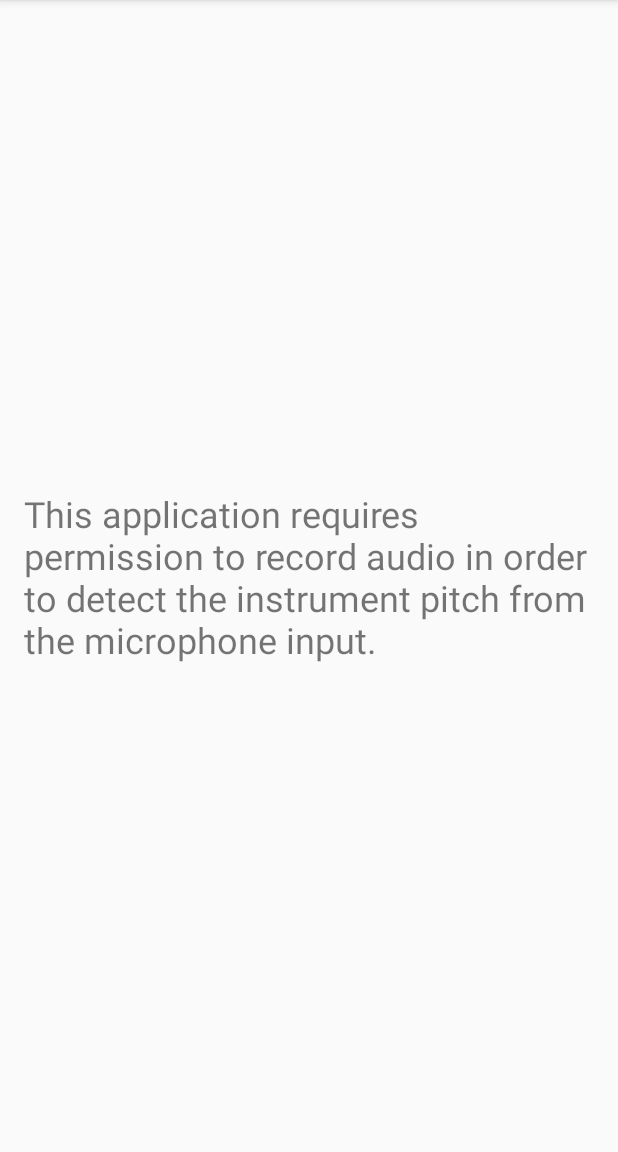
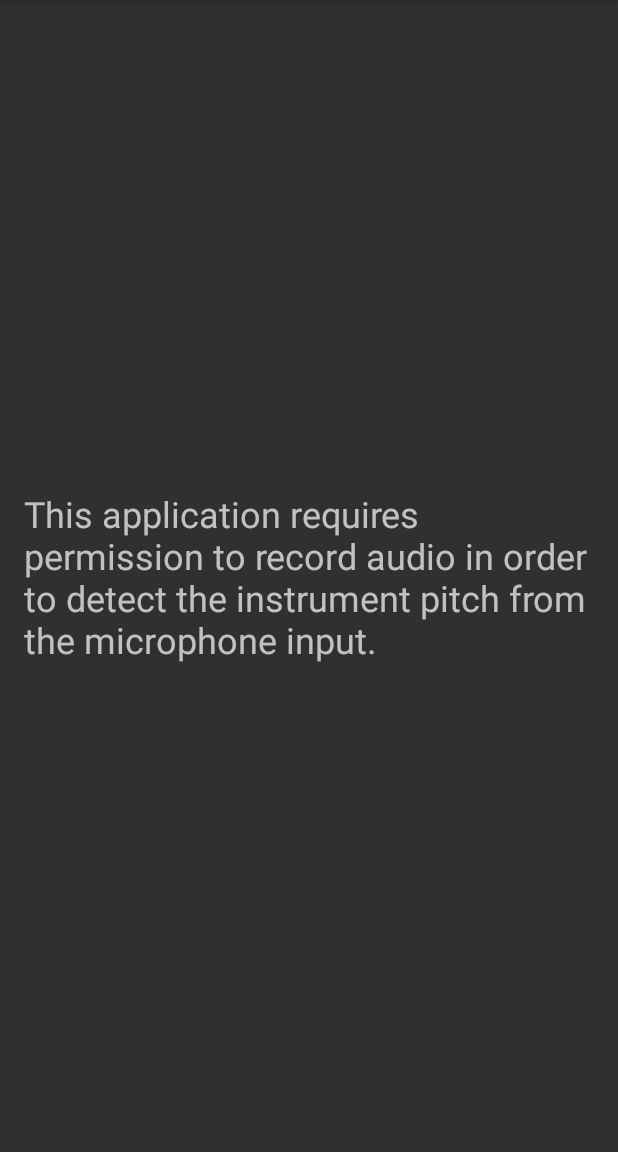
Before and after one commit to snapfractalpop/Guitar-Tuner, an Android app: the PermissionExplanationActivity screen opened directly, with no data from a screen before it, on a phone screen of 412 x 824 dp, the part 84-1236 px from its top. Run offline under Robolectric (Android 15) with nearby library versions, the phone set to English and light mode, and no system bars.

Commit message:
Change theme to dark.

```diff
--- a/app/src/main/res/values/styles.xml
+++ b/app/src/main/res/values/styles.xml
@@ -1,7 +1,7 @@
 <resources>
 
     <!-- Base application theme. -->
-    <style name="AppTheme" parent="Theme.AppCompat.Light.DarkActionBar">
+    <style name="AppTheme" parent="Theme.AppCompat">
         <!-- Customize your theme here. -->
         <item name="colorPrimary">@color/colorPrimary</item>
         <item name="colorPrimaryDark">@color/colorPrimaryDark</item>
```
